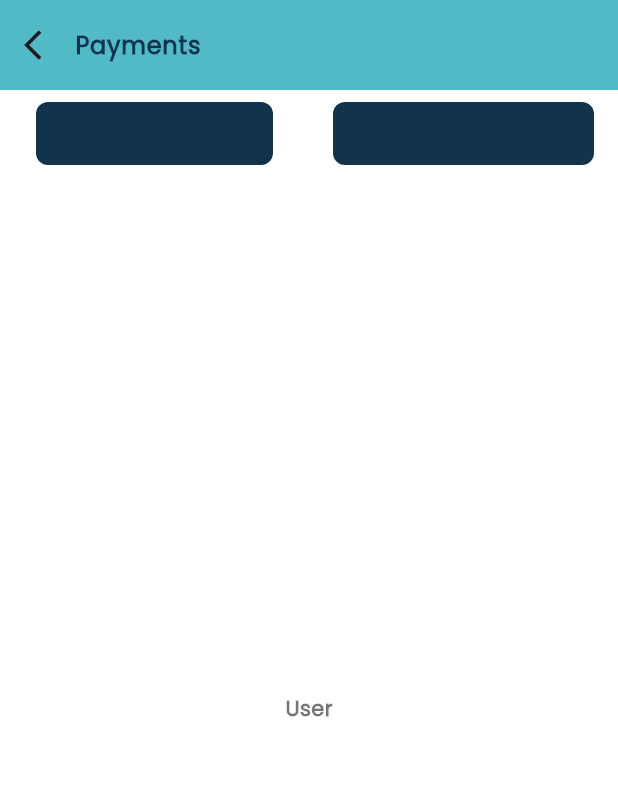
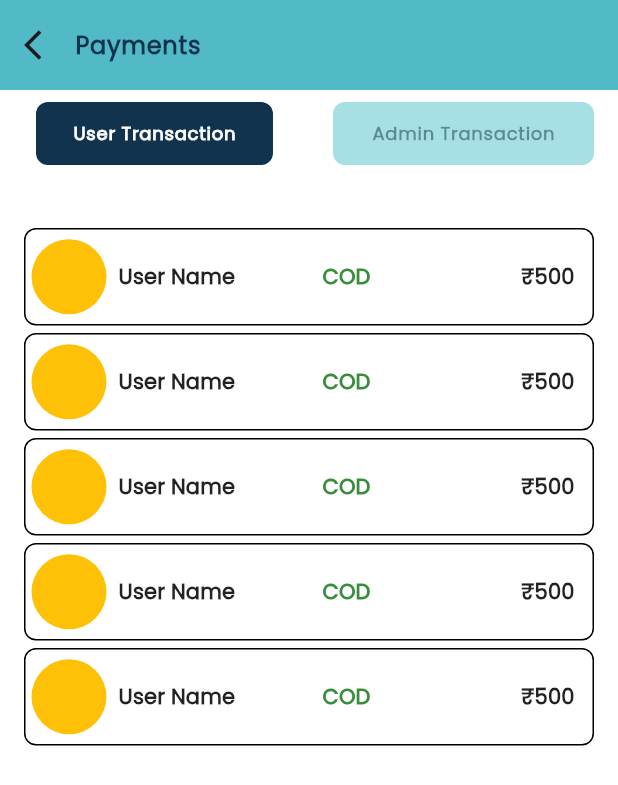
Before and after one commit to sayedali-2129/Healthycart-Laboratory, a Flutter app: the PaymentsScreen screen opened directly, on a phone screen of 412 x 824 dp. Shown: the top 785 px of the screen. Run offline on Flutter 3.47's test engine with Material 3 defaults, Android fonts, the phone set to English and light mode, and no system bars; our stand-ins replace cached_network_image, carousel_slider, cloud_firestore, dartz, easy_debounce, file_picker and 20 more; accounts and stored records are empty; network calls fail.

Commit message:
payment ui completed

```diff
--- a/lib/features/authenthication/presentation/login_ui.dart
+++ b/lib/features/authenthication/presentation/login_ui.dart
@@ -85,7 +85,7 @@ class LoginScreen extends StatelessWidget {
                             return;
                           }
                           LoadingLottie.showLoading(
-                              context: context, text: 'Loading...');
+                              context: context, text: 'Sending OTP...');
 
                           authenticationProvider.setNumber();
                           authenticationProvider.verifyPhoneNumber(
--- a/lib/features/authenthication/presentation/otp_ui.dart
+++ b/lib/features/authenthication/presentation/otp_ui.dart
@@ -1,4 +1,5 @@
 import 'dart:async';
+
 import 'package:flutter/gestures.dart';
 import 'package:flutter/material.dart';
 import 'package:gap/gap.dart';
@@ -128,10 +129,11 @@ class _OTPScreenState extends State<OTPScreen> {
                       height: 48,
                       onTap: () {
                         LoadingLottie.showLoading(
-                            context: context, text: 'Loading...');
+                            context: context, text: 'Verifying OTP...');
                         authenticationProvider.verifySmsCode(
                             smsCode: otpController.text.trim(),
                             context: context);
+                        authenticationProvider.phoneNumberController.clear();
                       },
                       text: 'Verify code',
                       buttonColor: BColors.buttonLightColor,
--- a/lib/features/laboratory_profile/presentation/payments_screen.dart
+++ b/lib/features/laboratory_profile/presentation/payments_screen.dart
@@ -1,5 +1,7 @@
 import 'package:flutter/material.dart';
 import 'package:healthy_cart_laboratory/core/custom/app_bar/sliver_appbar.dart';
+import 'package:healthy_cart_laboratory/features/laboratory_profile/presentation/admin_transactions.dart';
+import 'package:healthy_cart_laboratory/features/laboratory_profile/presentation/user_transactions.dart';
 import 'package:healthy_cart_laboratory/utils/constants/colors/colors.dart';
 
 class PaymentsScreen extends StatefulWidget {
@@ -30,27 +32,65 @@ class _PaymentsScreenState extends State<PaymentsScreen> {
                   child: TabBar(
                       indicatorColor: BColors.white,
                       dividerColor: BColors.white,
+                      onTap: (index) {
+                        setState(() {
+                          selectedIndex = index;
+                        });
+                      },
                       tabs: [
                         Padding(
                           padding: const EdgeInsets.all(8.0),
                           child: Container(
                             height: 42,
                             decoration: BoxDecoration(
-                                color: BColors.darkblue,
+                                color: selectedIndex == 0
+                                    ? BColors.darkblue
+                                    : BColors.mainlightColor.withOpacity(0.5),
                                 borderRadius: BorderRadius.circular(8)),
+                            child: Center(
+                                child: Text(
+                              'User Transaction',
+                              style: Theme.of(context)
+                                  .textTheme
+                                  .labelMedium!
+                                  .copyWith(
+                                      fontSize: 12,
+                                      fontWeight: FontWeight.w700,
+                                      color: selectedIndex == 0
+                                          ? BColors.white
+                                          : BColors.darkblue.withOpacity(0.5)),
+                            )),
                           ),
                         ),
                         Container(
-                            height: 42,
-                            decoration: BoxDecoration(
-                                color: BColors.darkblue,
-                                borderRadius: BorderRadius.circular(8)))
+                          height: 42,
+                          decoration: BoxDecoration(
+                              color: selectedIndex == 1
+                                  ? BColors.darkblue
+                                  : BColors.mainlightColor.withOpacity(0.5),
+                              borderRadius: BorderRadius.circular(8)),
+                          child: Center(
+                              child: Text(
+                            'Admin Transaction',
+                            style: Theme.of(context)
+                                .textTheme
+                                .labelMedium!
+                                .copyWith(
+                                    fontSize: 12,
+                                    fontWeight: FontWeight.w700,
+                                    color: selectedIndex == 1
+                                        ? BColors.white
+                                        : BColors.darkblue.withOpacity(0.5)),
+                          )),
+                        )
                       ]),
                 ),
               ),
             ),
             const SliverFillRemaining(
-              child: TabBarView(children: [UserPayment(), AdminPayment()]),
+              child: TabBarView(
+                  physics: NeverScrollableScrollPhysics(),
+                  children: [UserPayment(), AdminPayment()]),
             )
           ],
         ),
@@ -58,29 +98,3 @@ class _PaymentsScreenState extends State<PaymentsScreen> {
     );
   }
 }
-
-class UserPayment extends StatelessWidget {
-  const UserPayment({super.key});
-
-  @override
-  Widget build(BuildContext context) {
-    return const Scaffold(
-      body: Center(
-        child: Text('User'),
-      ),
-    );
-  }
-}
-
-class AdminPayment extends StatelessWidget {
-  const AdminPayment({super.key});
-
-  @override
-  Widget build(BuildContext context) {
-    return const Scaffold(
-      body: Center(
-        child: Text('Admin'),
-      ),
-    );
-  }
-}
--- /dev/null
+++ b/lib/features/laboratory_profile/presentation/user_transactions.dart
@@ -0,0 +1,81 @@
+import 'package:flutter/material.dart';
+import 'package:gap/gap.dart';
+import 'package:healthy_cart_laboratory/utils/constants/colors/colors.dart';
+
+class UserPayment extends StatelessWidget {
+  const UserPayment({super.key});
+
+  @override
+  Widget build(BuildContext context) {
+    return Scaffold(
+        body: CustomScrollView(
+      slivers: [
+        SliverPadding(
+          padding:
+              const EdgeInsets.only(left: 16, right: 16, bottom: 16, top: 32),
+          sliver: SliverList.separated(
+            separatorBuilder: (context, index) => const Gap(5),
+            itemCount: 5,
+            itemBuilder: (context, index) => Container(
+              height: 65,
+              width: double.infinity,
+              decoration: BoxDecoration(
+                  borderRadius: BorderRadius.circular(8), border: Border.all()),
+              child: Padding(
+                padding: const EdgeInsets.all(4),
+                child: Row(
+                  mainAxisAlignment: MainAxisAlignment.start,
+                  children: [
+                    Container(
+                      clipBehavior: Clip.antiAlias,
+                      height: 50,
+                      width: 50,
+                      decoration: const BoxDecoration(
+                          color: Colors.amber, shape: BoxShape.circle),
+                    ),
+                    Expanded(
+                      child: Padding(
+                        padding: const EdgeInsets.all(8.0),
+                        child: Row(
+                          mainAxisAlignment: MainAxisAlignment.spaceBetween,
+                          children: [
+                            Expanded(
+                              child: Text('User Name',
+                                  overflow: TextOverflow.ellipsis,
+                                  style:
+                                      Theme.of(context).textTheme.labelLarge),
+                            ),
+                            Text(
+                              'COD',
+                              style: Theme.of(context)
+                                  .textTheme
+                                  .labelLarge!
+                                  .copyWith(color: BColors.green),
+                            ),
+                            Expanded(
+                              child: Row(
+                                mainAxisAlignment: MainAxisAlignment.end,
+                                children: [
+                                  Text(
+                                    '₹500',
+                                    overflow: TextOverflow.ellipsis,
+                                    style:
+                                        Theme.of(context).textTheme.labelLarge,
+                                  ),
+                                ],
+                              ),
+                            ),
+                          ],
+                        ),
+                      ),
+                    )
+                  ],
+                ),
+              ),
+            ),
+          ),
+        )
+      ],
+    ));
+  }
+}
--- a/lib/features/pending_page/presentation/pending_page.dart
+++ b/lib/features/pending_page/presentation/pending_page.dart
@@ -71,7 +71,7 @@ class PendingPageScreen extends StatelessWidget {
                 onPressed: () {
                   pendingProvider.reDirectToWhatsApp(
                       message:
-                          'Hi,I like to know the details of the request regarding hospital approval through your application.');
+                          'Hi,I like to know the details of the request regarding laboratory approval through your application.');
                 },
                 style: ElevatedButton.styleFrom(
                     shape: RoundedRectangleBorder(
```
Also changed, not shown: lib/features/laboratory_profile/presentation/admin_transactions.dart (added, +79 -0 lines).
